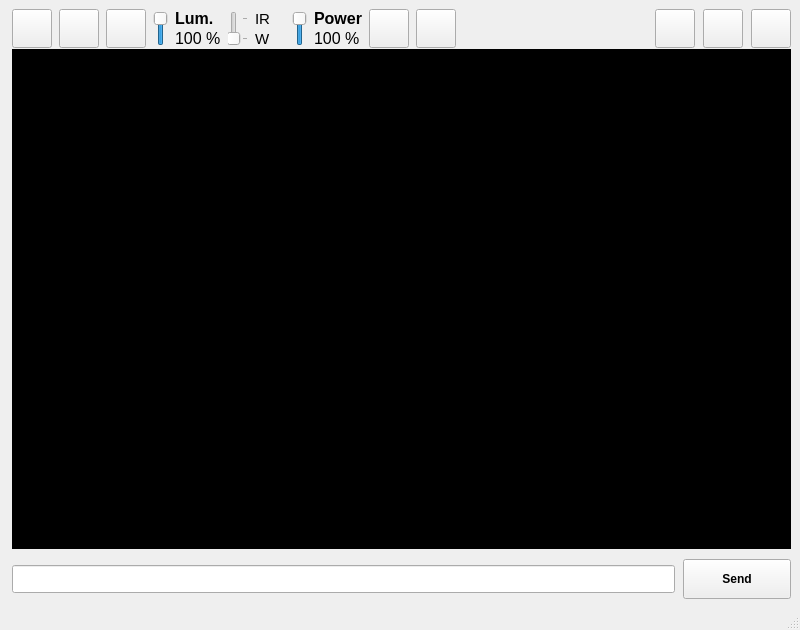
The window that interfaces_linux/pyRobot.ui (CactusTribe/PyRobot) describes before a commit, drawn with Qt 5.
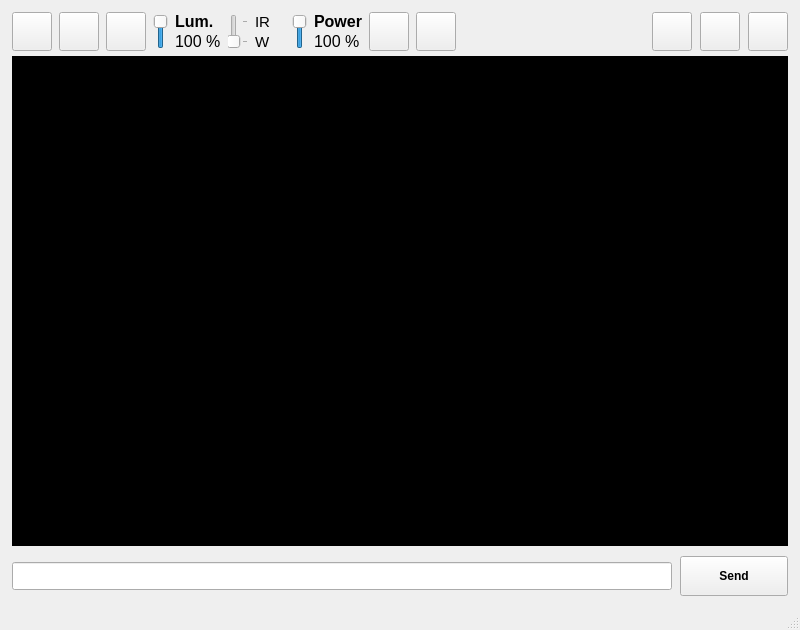
The same window after the commit. Icons and pictures are not drawn.

Commit message: Modification des interfaces linux

Diff of the .ui file:
```diff
--- a/interfaces_linux/pyRobot.ui
+++ b/interfaces_linux/pyRobot.ui
@@ -45,9 +45,21 @@
     <property name="leftMargin">
      <number>12</number>
     </property>
-    <property name="spacing">
+    <property name="topMargin">
+     <number>12</number>
+    </property>
+    <property name="rightMargin">
+     <number>12</number>
+    </property>
+    <property name="bottomMargin">
+     <number>12</number>
+    </property>
+    <property name="horizontalSpacing">
      <number>1</number>
     </property>
+    <property name="verticalSpacing">
+     <number>5</number>
+    </property>
     <item row="1" column="0">
      <layout class="QHBoxLayout" name="horizontalLayout_4">
       <property name="spacing">
```
Left out of the diff: 2 changed lines with no effect on the pictures. The commit also changes 5 other files.
